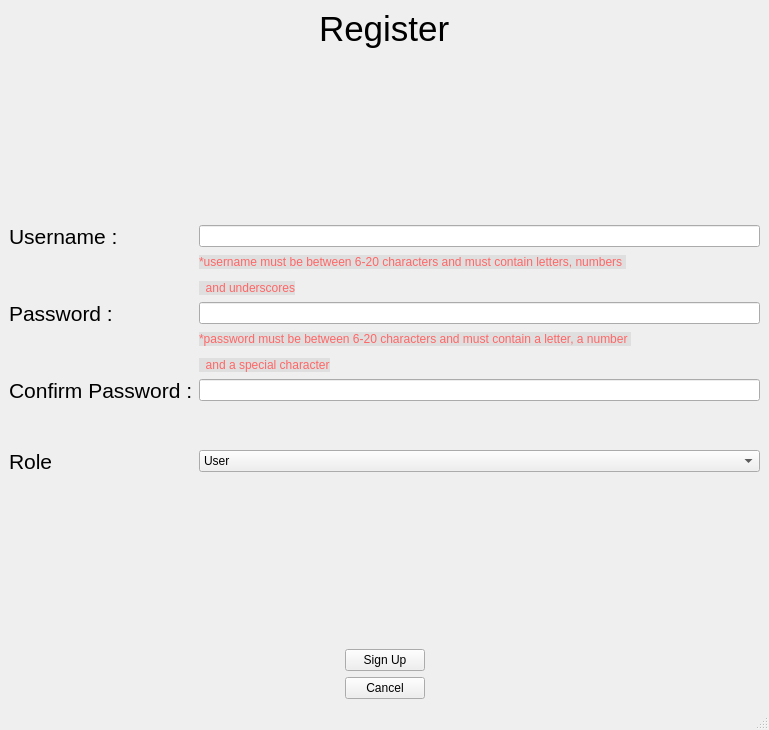
Qt form UserInterface/registerPage.ui (DeluxeOwl/KoR_app) before a commit.
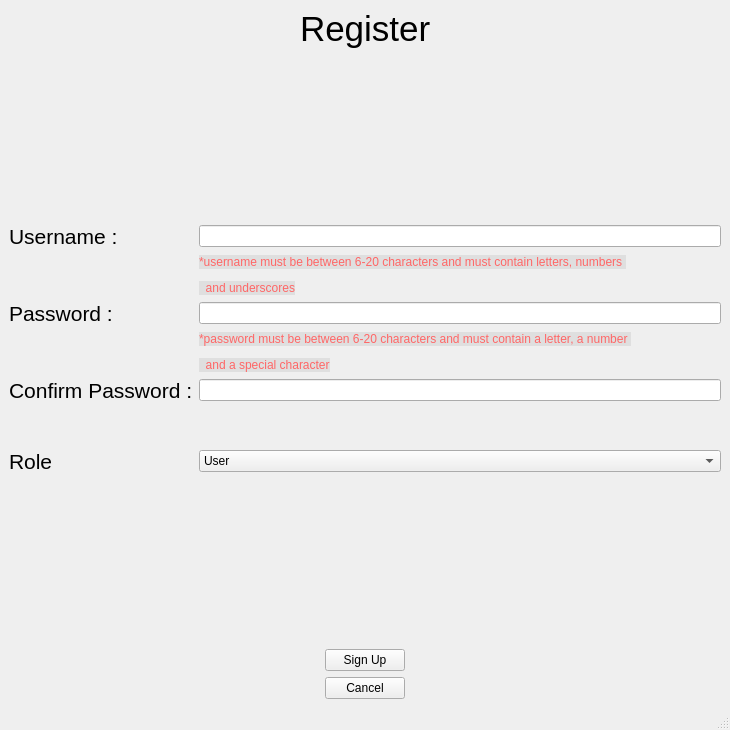
The same form after that commit. Icons and pictures are not drawn.

What changed in the file:
```diff
--- a/UserInterface/registerPage.ui
+++ b/UserInterface/registerPage.ui
@@ -6,7 +6,7 @@
    <rect>
     <x>0</x>
     <y>0</y>
-    <width>769</width>
+    <width>730</width>
     <height>730</height>
    </rect>
   </property>
```
